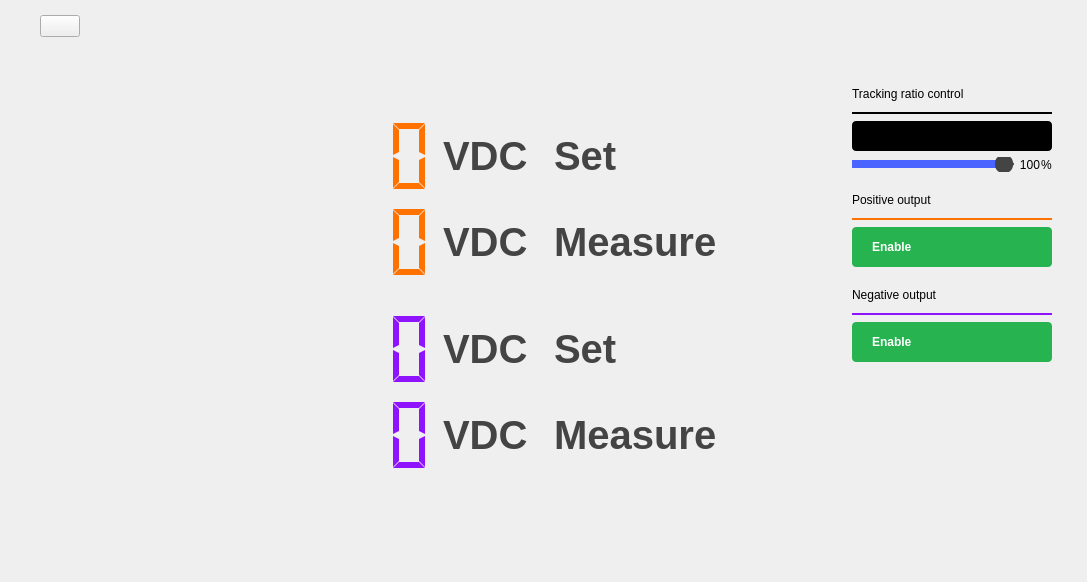
The window that ui/powercontrol.ui (analogdevicesinc/scopy) describes before a commit, drawn with Qt 5.
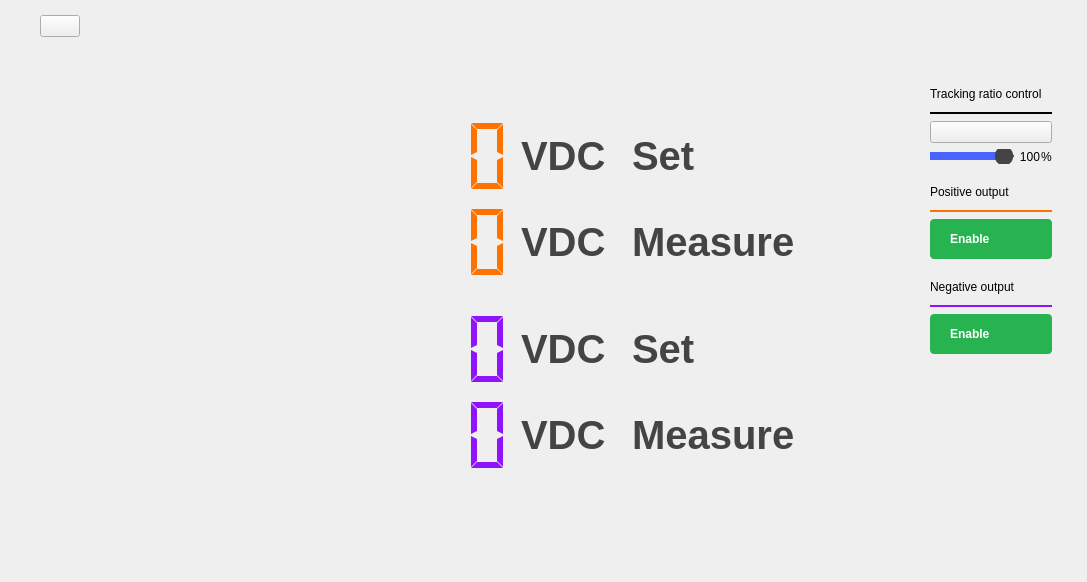
The same window after the commit. Icons and pictures are not drawn. Custom widgets are drawn as their Qt base class.

Commit message: bug fix: Custom big switch button looks bad and some buttons don't have animations

```diff
--- a/ui/powercontrol.ui
+++ b/ui/powercontrol.ui
@@ -649,68 +649,14 @@
             </item>
             <item>
              <widget class="adiscope::CustomSwitch" name="btnSync">
-              <property name="styleSheet">
-               <string notr="true">QPushButton {
-min-height: 30px;
-max-height: 30px;
-min-width: 200px;
-max-width: 200px;
-background-color: black;
-border-radius: 4px;
-}
-
-QPushButton:disabled {
-background-color: qlineargradient(spread:pad, x1:0.5, y1:0, x2:0.501, y2:0, stop:0 #727273, stop:1 #141416);
-}
-
-QWidget#handle {
-min-height: 30px;
-max-height: 30px;
-min-width: 102px;
-max-width: 102px;
-background-color: #4a64ff;
-border-radius: 2px;
-}
-
-QWidget#handle:disabled {
-background-color: #aaaaaa;
-}
-
-QLabel {
-margin-top: 6px;
-background-color: transparent;
-}
-
-QLabel#on {
-margin-top: 0px;
-min-height:30px;
-max-height:30px;
-min-width:100px;
-max-width:100px;
-qproperty-alignment: AlignCenter AlignCenter;
-margin-left: 0px;
-color: white;
-}
-
-QLabel#on:disabled {
-color: rgba(255,255,255,102);
-}
-
-QLabel#off {
-margin-top: 0px;
-min-height:30px;
-max-height:30px;
-min-width:100px;
-max-width:100px;
-margin-left: 100px;
-color: white;
-qproperty-alignment: AlignCenter AlignCenter;
-}
-
-QLabel#off:disabled {
-color: rgba(255,255,255,51);
-}
-</string>
+              <property name="minimumSize">
+               <size>
+                <width>0</width>
+                <height>0</height>
+               </size>
+              </property>
+              <property name="autoFillBackground">
+               <bool>false</bool>
               </property>
               <property name="text">
                <string/>
```
Left out of the diff: 10 changed lines with no effect on the pictures. The commit also changes 14 other files.
